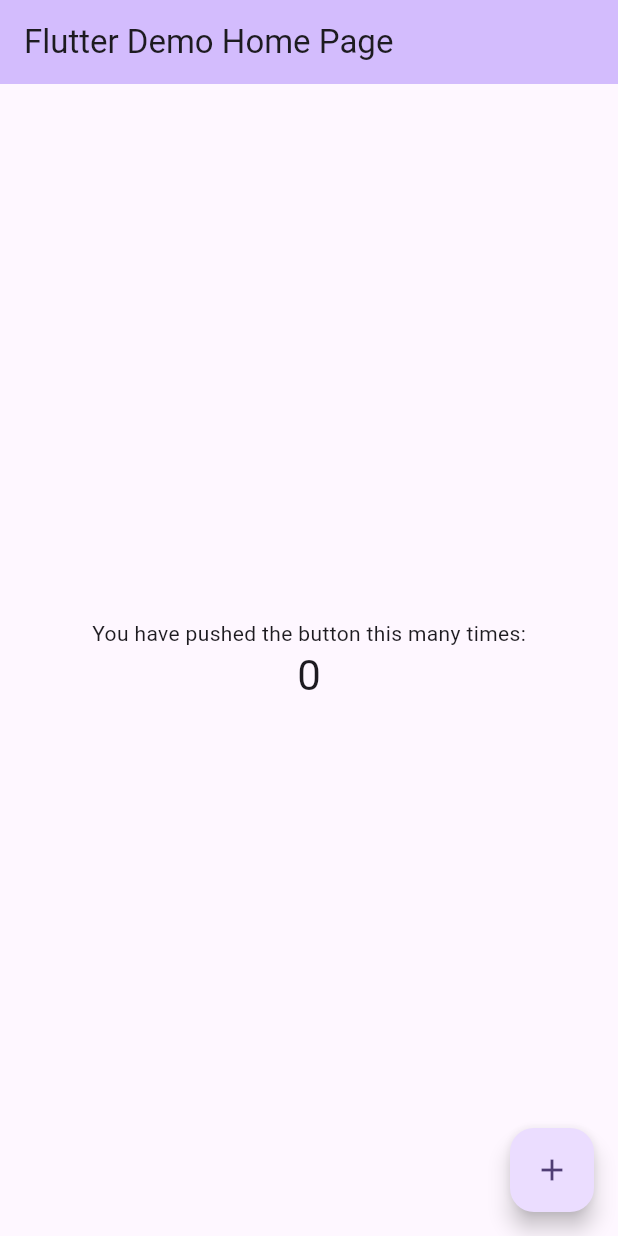
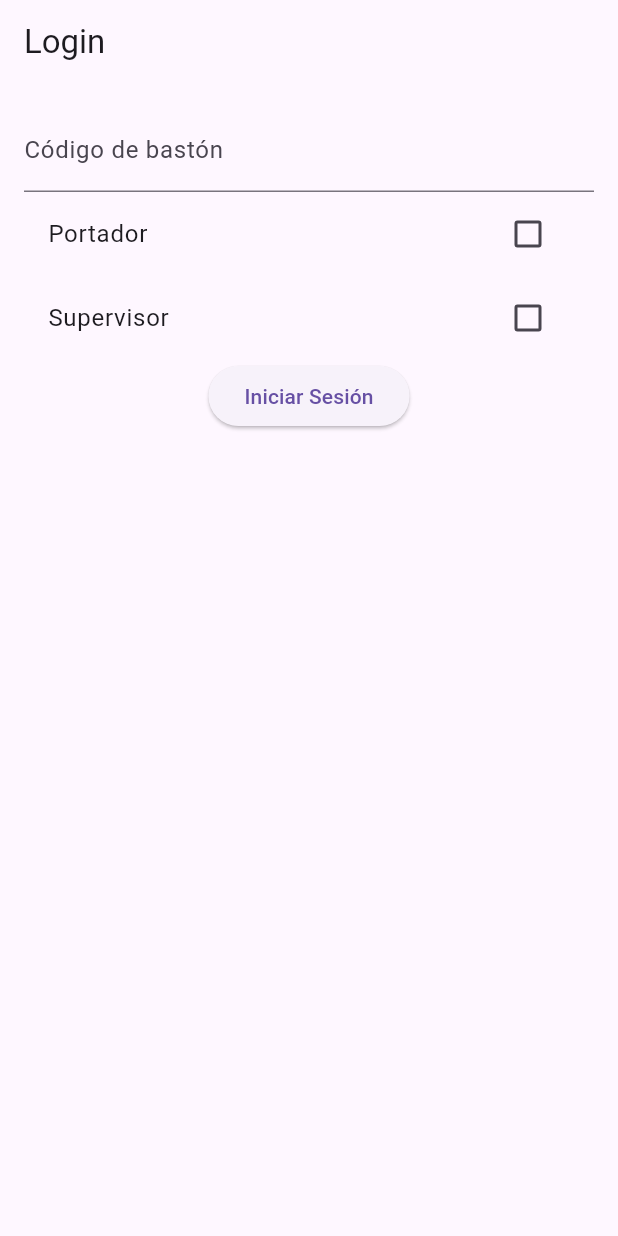
Before and after one commit to ropeiz/smart_walking_stick_app, a Flutter app: the screen it shows after launch, on a phone screen of 412 x 824 dp. Run offline on Flutter 3.47's test engine with Material 3 defaults, Android fonts, the light colour scheme and no system bars.

Commit message:
Preliminary version

```diff
--- /dev/null
+++ b/stick_app/lib/login_screen.dart
@@ -0,0 +1,83 @@
+import 'package:flutter/material.dart';
+import 'carrier_screen.dart';
+import 'supervisor_screen.dart';
+
+class LoginScreen extends StatefulWidget {
+  @override
+  _LoginScreenState createState() => _LoginScreenState();
+}
+
+class _LoginScreenState extends State<LoginScreen> {
+  final _formKey = GlobalKey<FormState>();
+  String caneCode = '';
+  bool isCarrier = false;
+  bool isSupervisor = false;
+
+  void _login() {
+    if (_formKey.currentState!.validate()) {
+      _formKey.currentState!.save();
+      if (isCarrier) {
+        Navigator.push(
+          context,
+          MaterialPageRoute(builder: (context) => CarrierScreen()),
+        );
+      } else if (isSupervisor) {
+        Navigator.push(
+          context,
+          MaterialPageRoute(builder: (context) => SupervisorScreen()),
+        );
+      }
+    }
+  }
+
+  @override
+  Widget build(BuildContext context) {
+    return Scaffold(
+      appBar: AppBar(title: Text("Login")),
+      body: Padding(
+        padding: EdgeInsets.all(16.0),
+        child: Form(
+          key: _formKey,
+          child: Column(
+            children: <Widget>[
+              TextFormField(
+                decoration: InputDecoration(labelText: 'Código de bastón'),
+                onSaved: (value) => caneCode = value!,
+                validator: (value) {
+                  if (value == null || value.isEmpty) {
+                    return 'Introduce el código de bastón';
+                  }
+                  return null;
+                },
+              ),
+              CheckboxListTile(
+                title: Text("Portador"),
+                value: isCarrier,
+                onChanged: (value) {
+                  setState(() {
+                    isCarrier = value!;
+                    isSupervisor = !value;
+                  });
+                },
+              ),
+              CheckboxListTile(
+                title: Text("Supervisor"),
+                value: isSupervisor,
+                onChanged: (value) {
+                  setState(() {
+                    isSupervisor = value!;
+                    isCarrier = !value;
+                  });
+                },
+              ),
+              ElevatedButton(
+                onPressed: _login,
+                child: Text("Iniciar Sesión"),
+              ),
+            ],
+          ),
+        ),
+      ),
+    );
+  }
+}
--- a/stick_app/lib/main.dart
+++ b/stick_app/lib/main.dart
@@ -1,125 +1,19 @@
 import 'package:flutter/material.dart';
+import 'login_screen.dart';
 
 void main() {
-  runApp(const MyApp());
+  runApp(MyApp());
 }
 
 class MyApp extends StatelessWidget {
-  const MyApp({super.key});
-
-  // This widget is the root of your application.
   @override
   Widget build(BuildContext context) {
     return MaterialApp(
-      title: 'Flutter Demo',
+      title: 'Safety App',
       theme: ThemeData(
-        // This is the theme of your application.
-        //
-        // TRY THIS: Try running your application with "flutter run". You'll see
-        // the application has a purple toolbar. Then, without quitting the app,
-        // try changing the seedColor in the colorScheme below to Colors.green
-        // and then invoke "hot reload" (save your changes or press the "hot
-        // reload" button in a Flutter-supported IDE, or press "r" if you used
-        // the command line to start the app).
-        //
-        // Notice that the counter didn't reset back to zero; the application
-        // state is not lost during the reload. To reset the state, use hot
-        // restart instead.
-        //
-        // This works for code too, not just values: Most code changes can be
-        // tested with just a hot reload.
-        colorScheme: ColorScheme.fromSeed(seedColor: Colors.deepPurple),
-        useMaterial3: true,
+        primarySwatch: Colors.blue,
       ),
-      home: const MyHomePage(title: 'Flutter Demo Home Page'),
+      home: LoginScreen(),
     );
   }
 }
-
-class MyHomePage extends StatefulWidget {
-  const MyHomePage({super.key, required this.title});
-
-  // This widget is the home page of your application. It is stateful, meaning
-  // that it has a State object (defined below) that contains fields that affect
-  // how it looks.
-
-  // This class is the configuration for the state. It holds the values (in this
-  // case the title) provided by the parent (in this case the App widget) and
-  // used by the build method of the State. Fields in a Widget subclass are
-  // always marked "final".
-
-  final String title;
-
-  @override
-  State<MyHomePage> createState() => _MyHomePageState();
-}
-
-class _MyHomePageState extends State<MyHomePage> {
-  int _counter = 0;
-
-  void _incrementCounter() {
-    setState(() {
-      // This call to setState tells the Flutter framework that something has
-      // changed in this State, which causes it to rerun the build method below
-      // so that the display can reflect the updated values. If we changed
-      // _counter without calling setState(), then the build method would not be
-      // called again, and so nothing would appear to happen.
-      _counter++;
-    });
-  }
-
-  @override
-  Widget build(BuildContext context) {
-    // This method is rerun every time setState is called, for instance as done
-    // by the _incrementCounter method above.
-    //
-    // The Flutter framework has been optimized to make rerunning build methods
-    // fast, so that you can just rebuild anything that needs updating rather
-    // than having to individually change instances of widgets.
-    return Scaffold(
-      appBar: AppBar(
-        // TRY THIS: Try changing the color here to a specific color (to
-        // Colors.amber, perhaps?) and trigger a hot reload to see the AppBar
-        // change color while the other colors stay the same.
-        backgroundColor: Theme.of(context).colorScheme.inversePrimary,
-        // Here we take the value from the MyHomePage object that was created by
-        // the App.build method, and use it to set our appbar title.
-        title: Text(widget.title),
-      ),
-      body: Center(
-        // Center is a layout widget. It takes a single child and positions it
-        // in the middle of the parent.
-        child: Column(
-          // Column is also a layout widget. It takes a list of children and
-          // arranges them vertically. By default, it sizes itself to fit its
-          // children horizontally, and tries to be as tall as its parent.
-          //
-          // Column has various properties to control how it sizes itself and
-          // how it positions its children. Here we use mainAxisAlignment to
-          // center the children vertically; the main axis here is the vertical
-          // axis because Columns are vertical (the cross axis would be
-          // horizontal).
-          //
-          // TRY THIS: Invoke "debug painting" (choose the "Toggle Debug Paint"
-          // action in the IDE, or press "p" in the console), to see the
-          // wireframe for each widget.
-          mainAxisAlignment: MainAxisAlignment.center,
-          children: <Widget>[
-            const Text(
-              'You have pushed the button this many times:',
-            ),
-            Text(
-              '$_counter',
-              style: Theme.of(context).textTheme.headlineMedium,
-            ),
-          ],
-        ),
-      ),
-      floatingActionButton: FloatingActionButton(
-        onPressed: _incrementCounter,
-        tooltip: 'Increment',
-        child: const Icon(Icons.add),
-      ), // This trailing comma makes auto-formatting nicer for build methods.
-    );
-  }
-}
```
Also changed, not shown: stick_app/lib/carrier_screen.dart (added, +130 -0 lines), stick_app/lib/supervisor_screen.dart (added, +50 -0 lines).
